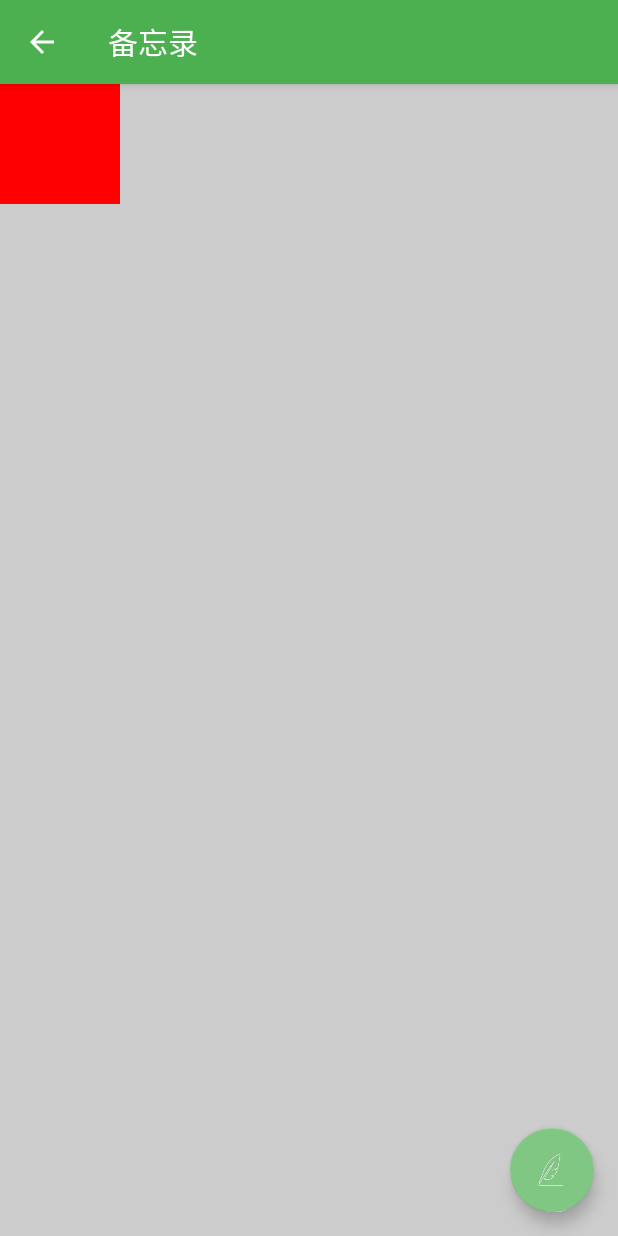
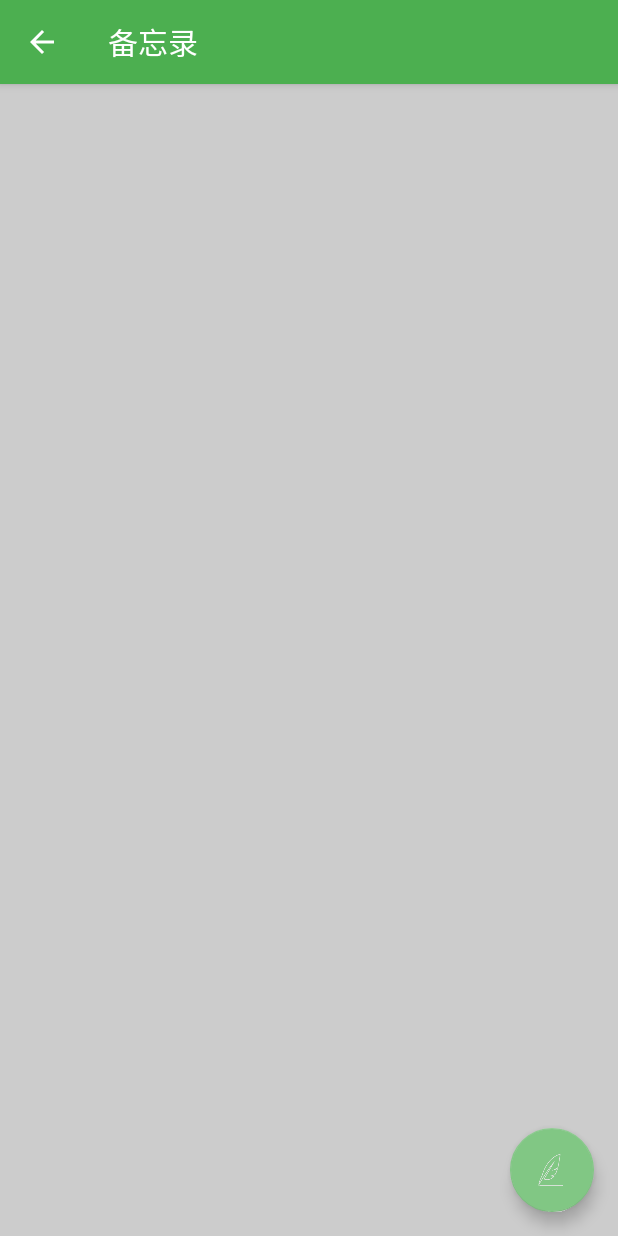
Before and after one commit to Code-Yeong/Card, an Android app: the MemoActivity screen opened directly, with no data from a screen before it, on a phone screen of 412 x 824 dp. Run offline under Robolectric (Android 15) with nearby library versions, the phone set to English and light mode, and no system bars.

Commit message:
guo
delete the TriangleView file

```diff
--- a/app/src/main/java/com/vector/com/card/utils/TriangleView.java
+++ /dev/null
@@ -1,45 +0,0 @@
-package com.vector.com.card.utils;
-
-import android.content.Context;
-import android.graphics.Canvas;
-import android.graphics.Color;
-import android.graphics.Paint;
-import android.util.AttributeSet;
-import android.widget.TextView;
-
-/**
- * Created by Administrator on 2017/9/12.
- */
-public class TriangleView extends TextView {
-    private int width, height;
-
-    public TriangleView(Context context) {
-        this(context, null);
-    }
-
-    public TriangleView(Context context, AttributeSet attrs) {
-        this(context, attrs, 0);
-    }
-
-    public TriangleView(Context context, AttributeSet attrs, int defStyleAttr) {
-        super(context, attrs, defStyleAttr);
-    }
-
-    @Override
-    protected void onMeasure(int widthMeasureSpec, int heightMeasureSpec) {
-        width = getWidth();
-        height = getHeight();
-        super.onMeasure(widthMeasureSpec, heightMeasureSpec);
-    }
-
-    @Override
-    protected void onDraw(Canvas canvas) {
-        Paint paint = new Paint();
-        paint.setColor(Color.RED);
-        float[] pts1 = new float[]{width / 2, 0, 0, height};
-        float[] pts2 = new float[]{0, height, width, height};
-        canvas.drawLines(pts1, paint);
-        canvas.drawLines(pts2, paint);
-        super.onDraw(canvas);
-    }
-}
--- a/app/src/main/res/layout/activity_memo.xml
+++ b/app/src/main/res/layout/activity_memo.xml
@@ -7,11 +7,6 @@
     android:background="#ccc"
     android:fitsSystemWindows="true"
     tools:context=".view.MemoActivity">
-
-    <com.vector.com.card.utils.TriangleView
-        android:layout_width="80dp"
-        android:layout_height="80dp"
-        android:background="#FF0000" />
 
     <com.vector.com.card.utils.MyRecyclerViewForMemo
         android:id="@+id/memo_recycler"
```
